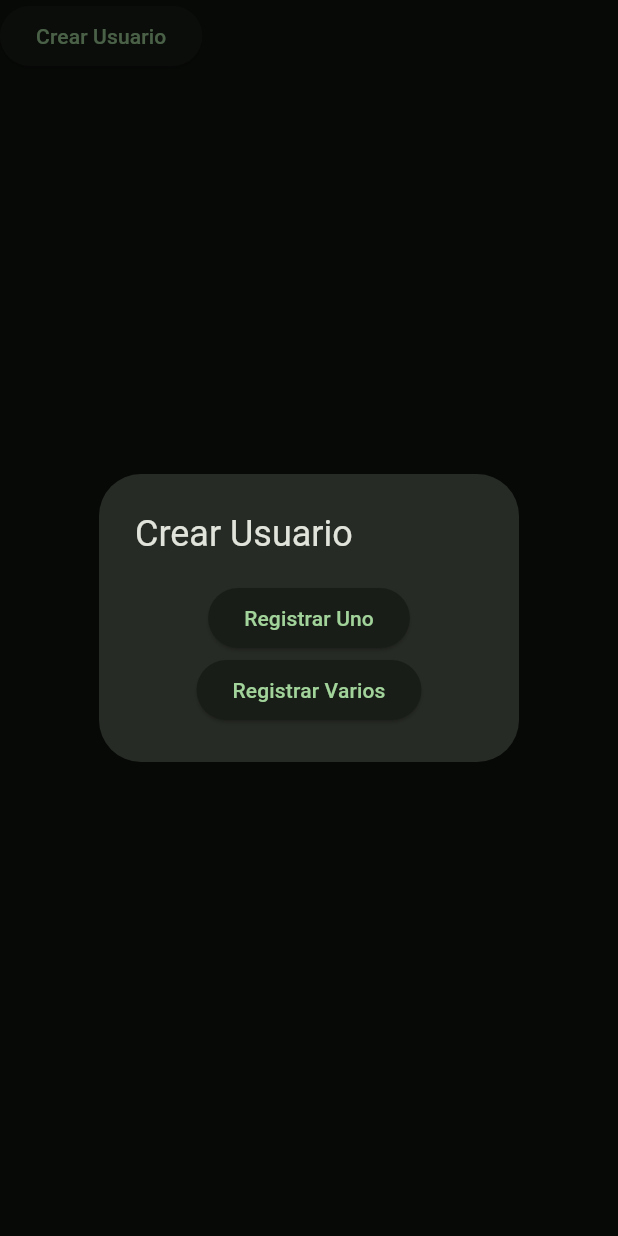
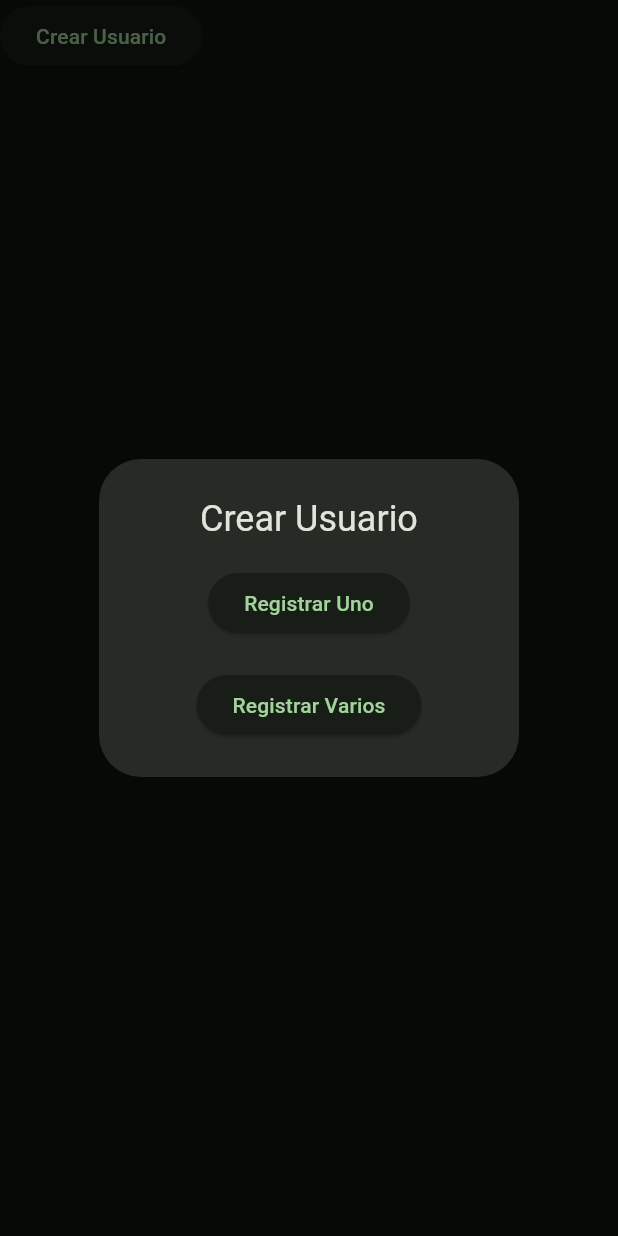
Before and after one commit to cicm4/fcccontrolcenter, a Flutter app: the CreateUserButton widget shown alone on an empty page, opened directly, after a tap on "Crear Usuario", on a phone screen of 412 x 824 dp. Run offline on Flutter 3.47's test engine with Material 3 defaults, Android fonts, the phone set to English and light mode, and no system bars; our stand-ins replace cloud_firestore, firebase_auth, firebase_core, firebase_storage, flutter_spinkit; accounts and stored records are empty.

Commit message:
fixed style of create user button

```diff
--- a/lib/shared/home/create_user_button.dart
+++ b/lib/shared/home/create_user_button.dart
@@ -9,7 +9,9 @@ class CreateUserButton extends StatelessWidget {
           context: context,
           builder: (BuildContext context) {
             return AlertDialog(
-              title: const Text('Crear Usuario'),
+              alignment: Alignment.center,
+              title: const Text('Crear Usuario',
+              textAlign: TextAlign.center,),
               content: Column(
                 mainAxisSize: MainAxisSize.min,
                 children: <Widget>[
@@ -20,6 +22,7 @@ class CreateUserButton extends StatelessWidget {
                     },
                     child: const Text('Registrar Uno'),
                   ),
+                  const SizedBox(height: 20),
                   ElevatedButton(
                     onPressed: () {
                       Navigator.of(context).pop();
--- a/lib/shared/home/home.dart
+++ b/lib/shared/home/home.dart
@@ -90,17 +90,12 @@ class _HomeState extends State<Home> {
                 ElevatedButton(
                   onPressed: _updateUsers,
                   style: ElevatedButton.styleFrom(
-                    backgroundColor: const Color(0xFF0b512d),
-                    shape: RoundedRectangleBorder(
-                      borderRadius: BorderRadius.circular(10),
-                    ),
                   ),
                   child: const Text(
                     'Actualizar Usuarios',
                     style: TextStyle(
                       fontFamily: 'Montserrat',
                       fontWeight: FontWeight.w600,
-                      color: Colors.white,
                     ),
                   ),
                 ),
```
